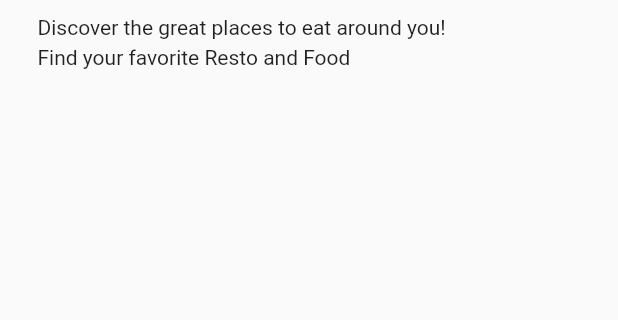
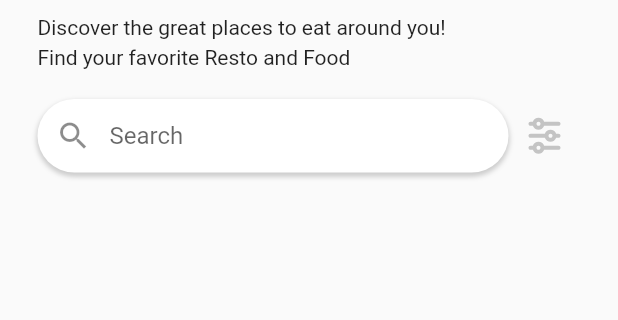
Before and after one commit to ikhsan-fauji/flutter_foody, a Flutter app: the HomePage screen opened directly, on a phone screen of 412 x 824 dp, the part 156-476 px from its top. Run offline on Flutter 3.47's test engine with Material 2 defaults, Android fonts, the phone set to English and light mode, and no system bars; our stand-ins replace flutter_svg.

Commit message:
Search form

```diff
--- a/lib/home_page.dart
+++ b/lib/home_page.dart
@@ -54,30 +54,30 @@ class HomePage extends  StatelessWidget {
                 style: TextStyle(fontSize: 14),
               ),
             ),
-            // SizedBox(height: 20),
-            // Row(
-            //   mainAxisAlignment: MainAxisAlignment.spaceBetween,
-            //   children: <Widget>[
-            //     Expanded(
-            //       child: RoundedTextContainer(
-            //         borderWidth: 1,
-            //         child: TextField(
-            //           decoration: InputDecoration(
-            //             prefixIcon: Icon(Icons.search),
-            //             hintText: 'Search',
-            //             border: InputBorder.none,
-            //             contentPadding:
-            //                 EdgeInsets.fromLTRB(20.0, 15.0, 20.0, 15.0)),
-            //           style: TextStyle(fontSize: 16),
-            //         ),
-            //       )
-            //     ),
-            //     IconButton(
-            //       icon: SvgPicture.asset('assets/icons/icn_filter.svg'),
-            //       onPressed: () {},
-            //     )
-            //   ],
-            // ),
+            SizedBox(height: 20),
+            Row(
+              mainAxisAlignment: MainAxisAlignment.spaceBetween,
+              children: <Widget>[
+                Expanded(
+                  child: RoundedTextContainer(
+                    borderWidth: 1,
+                    child: TextField(
+                      decoration: InputDecoration(
+                        prefixIcon: Icon(Icons.search),
+                        hintText: 'Search',
+                        border: InputBorder.none,
+                        contentPadding:
+                            EdgeInsets.fromLTRB(20.0, 15.0, 20.0, 15.0)),
+                      style: TextStyle(fontSize: 16),
+                    ),
+                  )
+                ),
+                IconButton(
+                  icon: SvgPicture.asset('assets/icons/icn_filter.svg'),
+                  onPressed: () {},
+                )
+              ],
+            ),
             // SizedBox(height: 30),
             // Align(
             //   alignment: Alignment.centerLeft,
```
